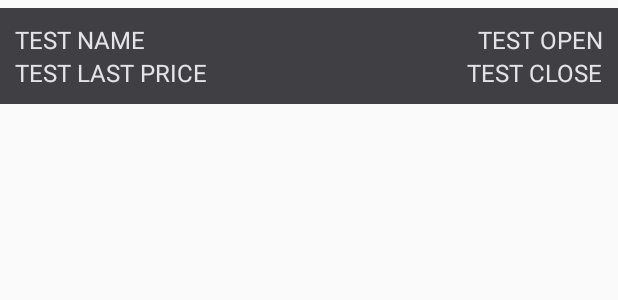
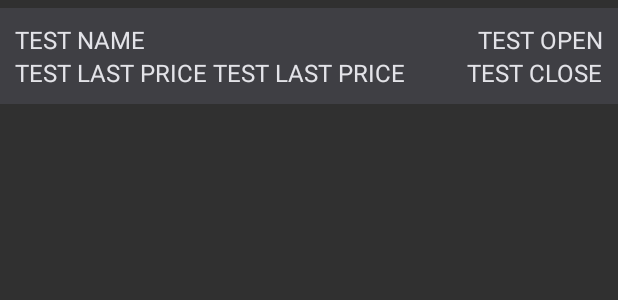
Before and after one commit to neskob7/Commodityprices, an Android app: the layout commodity_layout.xml on its own in the app's theme, with its tools: preview values and no code run, on a phone screen of 412 x 824 dp. Shown: the top 300 px of the screen. Run offline under Robolectric (Android 15) with nearby library versions, the phone set to English and light mode, and no system bars.

Commit message:
ui changes

```diff
--- a/app/src/main/AndroidManifest.xml
+++ b/app/src/main/AndroidManifest.xml
@@ -6,13 +6,13 @@
 
     <application
         android:allowBackup="true"
+        android:fullBackupContent="@xml/backup_descriptor"
         android:icon="@mipmap/ic_launcher"
         android:label="@string/app_name"
         android:roundIcon="@mipmap/ic_launcher_round"
         android:supportsRtl="true"
-        android:theme="@style/AppTheme"
-        android:fullBackupContent="@xml/backup_descriptor">
-        <activity android:name="com.nesko_apps.commodityprices.ui.DetailsActivity"/>
+        android:theme="@style/AppTheme">
+        <activity android:name="com.nesko_apps.commodityprices.ui.DetailsActivity" />
         <activity android:name="com.nesko_apps.commodityprices.ui.MainActivity">
             <intent-filter>
                 <action android:name="android.intent.action.MAIN" />
--- a/app/src/main/res/drawable/default_state.xml
+++ b/app/src/main/res/drawable/default_state.xml
@@ -1,5 +1,5 @@
 <?xml version="1.0" encoding="utf-8"?>
 <shape xmlns:android="http://schemas.android.com/apk/res/android"
     android:shape="rectangle">
-    <solid android:color="#4286f4" />
+    <solid android:color="@color/colorPrimary" />
 </shape>
--- a/app/src/main/res/drawable/pressed_state.xml
+++ b/app/src/main/res/drawable/pressed_state.xml
@@ -1,5 +1,5 @@
 <?xml version="1.0" encoding="utf-8"?>
 <shape xmlns:android="http://schemas.android.com/apk/res/android"
     android:shape="rectangle">
-    <solid android:color="#e3e3e8" />
+    <solid android:color="@color/colorPrimaryDark" />
 </shape>
--- a/app/src/main/res/layout/activity_main.xml
+++ b/app/src/main/res/layout/activity_main.xml
@@ -4,12 +4,14 @@
     android:layout_width="match_parent"
     android:layout_height="match_parent"
     android:orientation="vertical"
-    tools:context=".ui.MainActivity">
+    tools:context=".ui.MainActivity"
+    >
 
     <LinearLayout
         android:layout_width="match_parent"
         android:layout_height="wrap_content"
-        android:orientation="horizontal">
+        android:orientation="horizontal"
+        android:layout_marginBottom="10dp">
 
         <Button
             android:id="@+id/btnCommodity"
--- a/app/src/main/res/layout/commodity_layout.xml
+++ b/app/src/main/res/layout/commodity_layout.xml
@@ -21,10 +21,22 @@
         tools:text="TEST NAME" />
 
     <TextView
-        android:id="@+id/lastPrice"
+        android:id="@+id/netChangeText"
         android:layout_width="wrap_content"
         android:layout_height="wrap_content"
         android:layout_below="@+id/name"
+        android:textColor="#e3e3e8"
+        android:textSize="16sp"
+        android:text="Net Change:"
+        tools:text="TEST LAST PRICE" />
+
+    <TextView
+        android:id="@+id/netChange"
+        android:layout_width="wrap_content"
+        android:layout_height="wrap_content"
+        android:layout_alignBaseline="@+id/netChangeText"
+        android:layout_toRightOf="@+id/netChangeText"
+        android:layout_marginStart="3dp"
         android:textColor="#e3e3e8"
         android:textSize="16sp"
         tools:text="TEST LAST PRICE" />
--- a/app/src/main/res/layout/currency_layout.xml
+++ b/app/src/main/res/layout/currency_layout.xml
@@ -20,6 +20,7 @@
         android:textColor="@color/text_color"
         android:textSize="16sp"
         tools:text="TEST CURRENCY PAIR"
+        android:layout_marginRight="20dp"
         android:text="@string/pair"/>
 
     <TextView
--- a/app/src/main/res/values/strings.xml
+++ b/app/src/main/res/values/strings.xml
@@ -2,7 +2,7 @@
     <string name="app_name">Commodity prices</string>
 
     <!-- TODO: Remove or change this placeholder text -->
-    <string name="last_price">Last Price:</string>
+    <string name="net_change">Net change:</string>
     <string name="commodity_prices">Commodity prices</string>
     <string name="currency_exchange">Currency exchange</string>
     <string name="pair">PAIR</string>
--- a/app/src/main/res/values/styles.xml
+++ b/app/src/main/res/values/styles.xml
@@ -1,7 +1,7 @@
 <resources>
 
     <!-- Base application theme. -->
-    <style name="AppTheme" parent="Theme.AppCompat.Light.DarkActionBar">
+    <style name="AppTheme" parent="Theme.AppCompat.NoActionBar">
         <!-- Customize your theme here. -->
         <item name="colorPrimary">@color/colorPrimary</item>
         <item name="colorPrimaryDark">@color/colorPrimaryDark</item>
```
Also changed, not shown: app/src/main/java/com/nesko_apps/commodityprices/ui/CommodityAdapter.java (+9 -3 lines), app/src/main/java/com/nesko_apps/commodityprices/ui/fragments/CurrencyFragment.java (+5 -2 lines), app/src/main/res/layout/fragment_currency.xml (+3 -5 lines).
